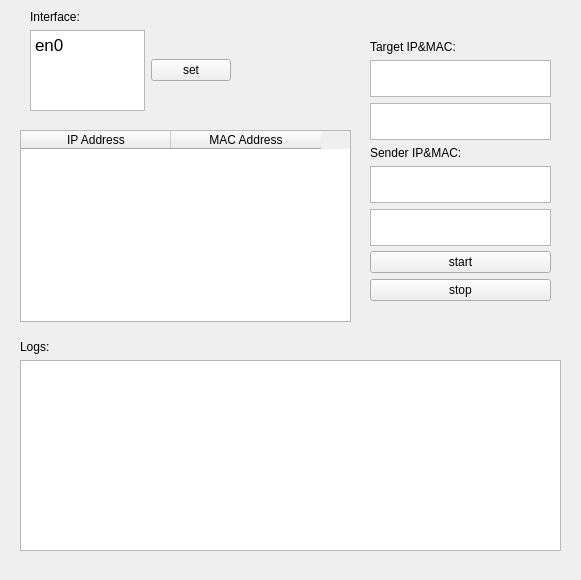
Above: arp-spoof/widget.ui from daehan00/security before the change. Below: the same form after it.
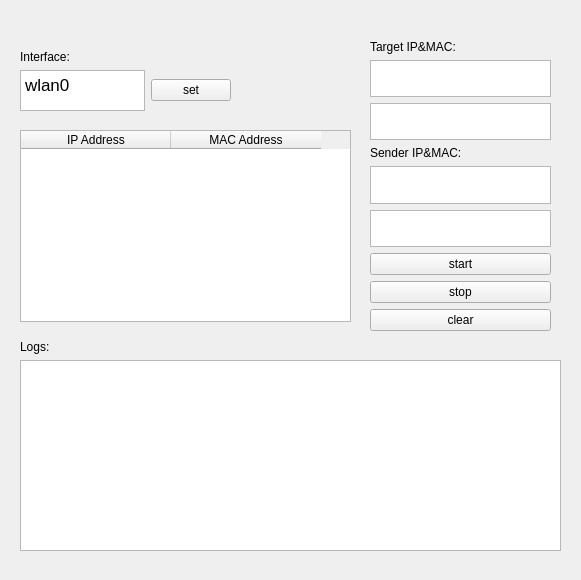
That is the form after the change.

The edit to the form file:
```diff
--- a/arp-spoof/widget.ui
+++ b/arp-spoof/widget.ui
@@ -41,7 +41,7 @@
      <x>370</x>
      <y>40</y>
      <width>181</width>
-     <height>261</height>
+     <height>291</height>
     </rect>
    </property>
    <layout class="QVBoxLayout" name="verticalLayout_5">
@@ -91,6 +91,13 @@
         </property>
        </widget>
       </item>
+      <item>
+       <widget class="QPushButton" name="clearPb">
+        <property name="text">
+         <string>clear</string>
+        </property>
+       </widget>
+      </item>
      </layout>
     </item>
    </layout>
@@ -127,10 +134,10 @@
   <widget class="QWidget" name="layoutWidget">
    <property name="geometry">
     <rect>
-     <x>30</x>
-     <y>10</y>
-     <width>201</width>
-     <height>111</height>
+     <x>20</x>
+     <y>50</y>
+     <width>211</width>
+     <height>71</height>
     </rect>
    </property>
    <layout class="QVBoxLayout" name="verticalLayout">
@@ -158,8 +165,8 @@
 hr { height: 1px; border-width: 0; }
 li.unchecked::marker { content: &quot;\2610&quot;; }
 li.checked::marker { content: &quot;\2612&quot;; }
-&lt;/style&gt;&lt;/head&gt;&lt;body style=&quot; font-family:'.AppleSystemUIFont'; font-size:13pt; font-weight:400; font-style:normal;&quot;&gt;
-&lt;p style=&quot; margin-top:0px; margin-bottom:0px; margin-left:0px; margin-right:0px; -qt-block-indent:0; text-indent:0px;&quot;&gt;en0&lt;/p&gt;&lt;/body&gt;&lt;/html&gt;</string>
+&lt;/style&gt;&lt;/head&gt;&lt;body style=&quot; font-family:'Cantarell'; font-size:11pt; font-weight:400; font-style:normal;&quot;&gt;
+&lt;p style=&quot; margin-top:0px; margin-bottom:0px; margin-left:0px; margin-right:0px; -qt-block-indent:0; text-indent:0px;&quot;&gt;&lt;span style=&quot; font-family:'.AppleSystemUIFont'; font-size:13pt;&quot;&gt;wlan0&lt;/span&gt;&lt;/p&gt;&lt;/body&gt;&lt;/html&gt;</string>
         </property>
        </widget>
       </item>
```
